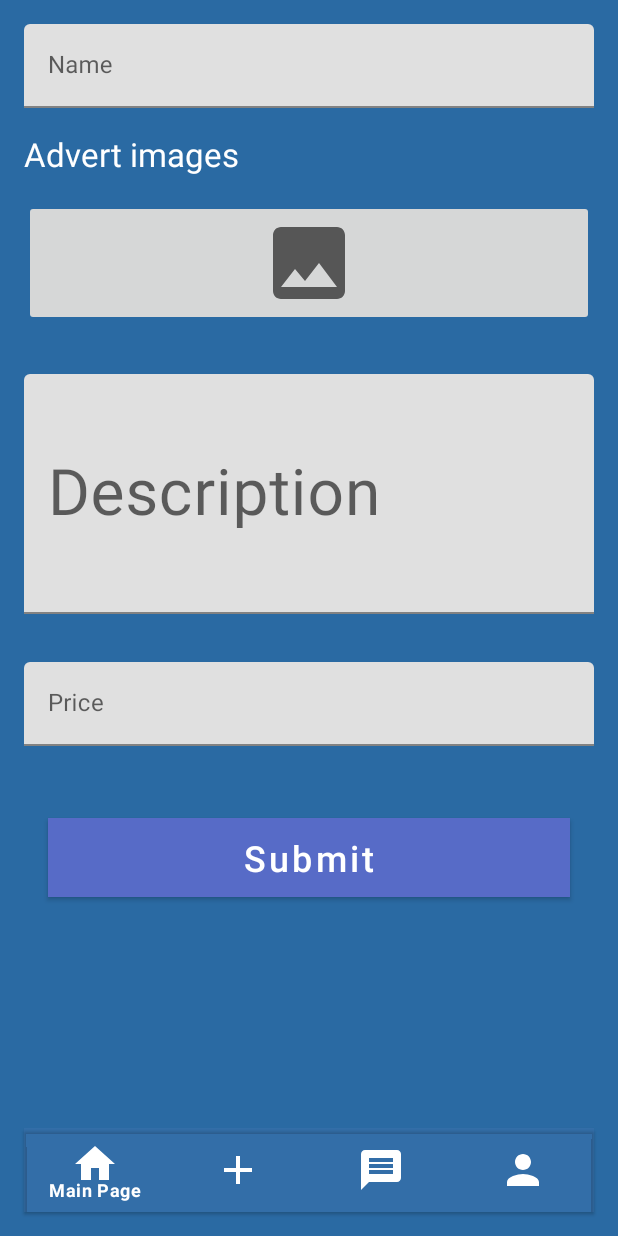
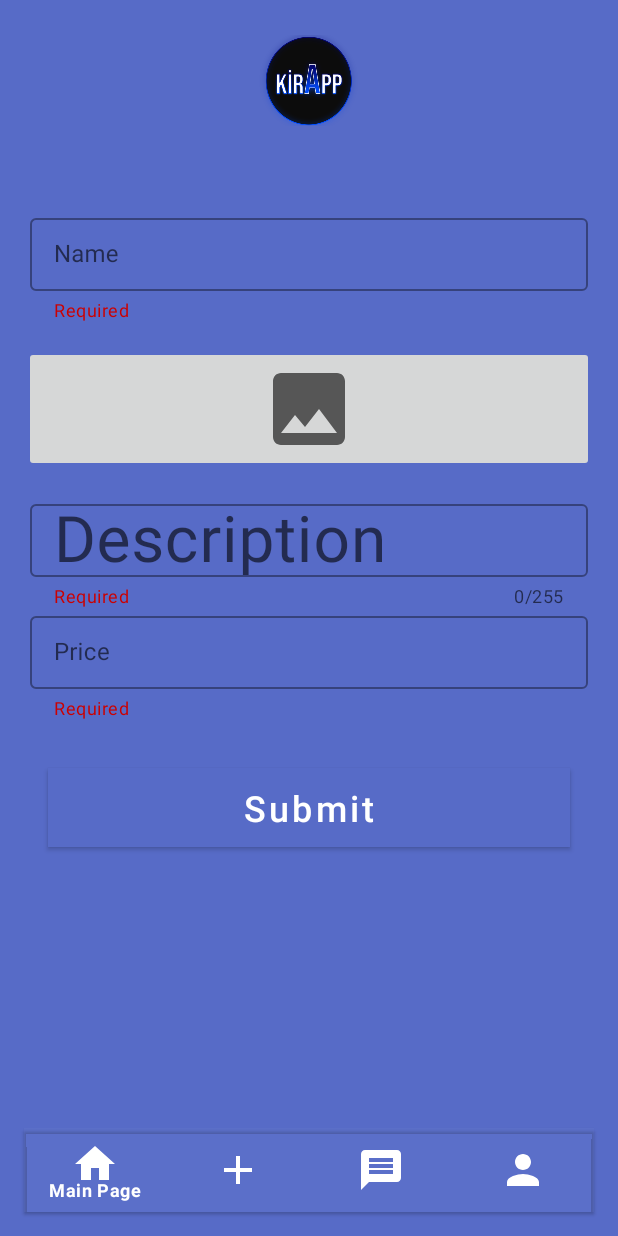
Before and after one commit to otto-camp/kirApp, an Android app: the fragment AddAdvertFragment placed in its activity, on a phone screen of 412 x 824 dp. Run offline under Robolectric (Android 15) with nearby library versions, the phone set to English and light mode, and no system bars; our stand-ins replace Firebase (no records; nobody signed in at launch, a user with empty details on screens opened directly).

Commit message:
MainPageFragment fixed

```diff
--- a/app/src/main/java/com/example/kirapp/fragments/MainPageFragment.java
+++ b/app/src/main/java/com/example/kirapp/fragments/MainPageFragment.java
@@ -27,6 +27,7 @@ public class MainPageFragment extends Fragment {
     private final DatabaseReference databaseReference = FirebaseDatabase.getInstance().getReference("adverts");
     private final ArrayList<Advert> adverts = new ArrayList<>();
     private final AdvertAdapter advertAdapter = new AdvertAdapter(adverts, getContext());
+    private Advert advert = new Advert();
 
     @Override
     public void onCreate(Bundle savedInstanceState) {
@@ -42,31 +43,31 @@ public class MainPageFragment extends Fragment {
         recyclerView.setHasFixedSize(true);
         LinearLayoutManager manager = new LinearLayoutManager(getContext());
         recyclerView.setLayoutManager(manager);
-        recyclerView.setAdapter(advertAdapter);
+        getAdverts(recyclerView);
 
-        // FIXME: 27.04.2022
+        return view;
+    }
+
+    private void getAdverts(RecyclerView recyclerView) {
         databaseReference.addValueEventListener(new ValueEventListener() {
             @Override
             public void onDataChange(@NonNull DataSnapshot snapshot) {
                 adverts.clear();
                 Map<String, Advert> map = new HashMap<>();
                 for (DataSnapshot dataSnapshot : snapshot.getChildren()) {
-                    for (Map.Entry<String, Advert> entry : map.entrySet()) {
-                        String key = entry.getKey();
-                        Advert advert = entry.getValue();
-                        adverts.add(advert);
+                    for (DataSnapshot dataSnapshot1 : dataSnapshot.getChildren()) {
+                        advert = dataSnapshot1.getValue(Advert.class);
+                        map.put(dataSnapshot1.getKey(), advert);
                     }
-
-                    advertAdapter.notifyDataSetChanged();
                 }
+                adverts.addAll(map.values());
+                recyclerView.setAdapter(advertAdapter);
             }
 
             @Override
             public void onCancelled(@NonNull DatabaseError error) {
             }
         });
-
-        return view;
     }
 
 }
--- a/app/src/main/res/drawable/bg_layout.xml
+++ b/app/src/main/res/drawable/bg_layout.xml
@@ -1,6 +1,6 @@
 <?xml version="1.0" encoding="utf-8"?>
 <shape xmlns:android="http://schemas.android.com/apk/res/android">
-    <solid android:color="@color/green_800" />
+    <solid android:color="@color/malachite_800" />
     <corners
         android:bottomLeftRadius="30dp"
         android:bottomRightRadius="30dp" />
--- a/app/src/main/res/layout/fragment_add_advert.xml
+++ b/app/src/main/res/layout/fragment_add_advert.xml
@@ -1,15 +1,23 @@
 <?xml version="1.0" encoding="utf-8"?>
-<FrameLayout xmlns:android="http://schemas.android.com/apk/res/android"
+<LinearLayout xmlns:android="http://schemas.android.com/apk/res/android"
+    xmlns:app="http://schemas.android.com/apk/res-auto"
     xmlns:tools="http://schemas.android.com/tools"
     android:layout_width="match_parent"
     android:layout_height="match_parent"
-    android:background="@color/sapphire_500"
+    android:background="?attr/colorPrimary"
+    android:orientation="vertical"
     tools:context=".fragments.AddAdvertFragment">
+
+    <ImageView
+        android:layout_width="match_parent"
+        android:layout_height="wrap_content"
+        android:layout_marginBottom="32dp"
+        android:contentDescription="@string/app_name"
+        android:src="@mipmap/ic_blue_1_foreground" />
 
     <ScrollView
         android:layout_width="match_parent"
-        android:layout_height="match_parent"
-        tools:ignore="UselessParent">
+        android:layout_height="match_parent">
 
         <LinearLayout
             android:layout_width="match_parent"
@@ -17,29 +25,23 @@
             android:orientation="vertical">
 
             <com.google.android.material.textfield.TextInputLayout
+                style="@style/Widget.MaterialComponents.TextInputLayout.OutlinedBox.Dense"
                 android:layout_width="match_parent"
                 android:layout_height="wrap_content"
-                android:hint="@string/name">
+                android:layout_marginHorizontal="20dp"
+                android:hint="@string/name"
+                android:minHeight="48dp"
+                app:helperText="@string/required"
+                app:helperTextTextColor="@android:color/holo_red_dark">
 
                 <com.google.android.material.textfield.TextInputEditText
                     android:id="@+id/advert_name"
                     android:layout_width="match_parent"
                     android:layout_height="match_parent"
-                    android:layout_margin="16dp"
                     android:inputType="text"
-                    android:minHeight="40dp"
                     tools:ignore="TextContrastCheck" />
 
             </com.google.android.material.textfield.TextInputLayout>
-
-            <TextView
-                android:layout_width="wrap_content"
-                android:layout_height="wrap_content"
-                android:layout_gravity="start"
-                android:layout_marginStart="16dp"
-                android:text="@string/advert_images"
-                android:textColor="@color/white"
-                android:textSize="22sp" />
 
             <ImageButton
                 android:id="@+id/advert_image"
@@ -50,33 +52,41 @@
                 android:src="@drawable/ic_baseline_image" />
 
             <com.google.android.material.textfield.TextInputLayout
+                style="@style/Widget.MaterialComponents.TextInputLayout.OutlinedBox.Dense"
                 android:layout_width="match_parent"
                 android:layout_height="wrap_content"
-                android:hint="@string/description">
+                android:layout_marginHorizontal="20dp"
+                android:hint="@string/description"
+                android:minHeight="48dp"
+                app:counterEnabled="true"
+                app:counterMaxLength="255"
+                app:helperText="@string/required"
+                app:helperTextTextColor="@android:color/holo_red_dark">
 
                 <com.google.android.material.textfield.TextInputEditText
                     android:id="@+id/advert_description"
                     android:layout_width="match_parent"
                     android:layout_height="match_parent"
-                    android:layout_margin="16dp"
                     android:inputType="text"
-                    android:minHeight="160dp"
                     tools:ignore="TextContrastCheck" />
 
             </com.google.android.material.textfield.TextInputLayout>
 
             <com.google.android.material.textfield.TextInputLayout
+                style="@style/Widget.MaterialComponents.TextInputLayout.OutlinedBox.Dense"
                 android:layout_width="match_parent"
                 android:layout_height="wrap_content"
-                android:hint="@string/price">
+                android:layout_marginHorizontal="20dp"
+                android:hint="@string/price"
+                android:minHeight="48dp"
+                app:helperText="@string/required"
+                app:helperTextTextColor="@android:color/holo_red_dark">
 
                 <com.google.android.material.textfield.TextInputEditText
                     android:id="@+id/advert_price"
                     android:layout_width="match_parent"
                     android:layout_height="match_parent"
-                    android:layout_margin="16dp"
                     android:inputType="text"
-                    android:minHeight="40dp"
                     tools:ignore="TextContrastCheck" />
             </com.google.android.material.textfield.TextInputLayout>
 
@@ -89,7 +99,6 @@
                 android:text="@string/submit"
                 android:textAllCaps="false"
                 android:textSize="24sp" />
-
         </LinearLayout>
     </ScrollView>
-</FrameLayout>
+</LinearLayout>
--- a/app/src/main/res/layout/fragment_main_page.xml
+++ b/app/src/main/res/layout/fragment_main_page.xml
@@ -3,7 +3,7 @@
     xmlns:tools="http://schemas.android.com/tools"
     android:layout_width="match_parent"
     android:layout_height="match_parent"
-    android:background="@color/sapphire_500"
+    android:background="?attr/colorPrimary"
     tools:context=".fragments.MainPageFragment">
 
     <androidx.recyclerview.widget.RecyclerView
--- a/app/src/main/res/layout/fragment_message.xml
+++ b/app/src/main/res/layout/fragment_message.xml
@@ -3,7 +3,7 @@
     xmlns:tools="http://schemas.android.com/tools"
     android:layout_width="match_parent"
     android:layout_height="match_parent"
-    android:background="@color/sapphire_500"
+    android:background="?attr/colorPrimary"
     tools:context=".fragments.MessageFragment">
 
 </FrameLayout>
--- a/app/src/main/res/layout/fragment_profile.xml
+++ b/app/src/main/res/layout/fragment_profile.xml
@@ -5,13 +5,12 @@
     android:layout_width="match_parent"
     android:layout_height="match_parent"
     android:layout_weight="1"
-    android:background="@color/sapphire_500"
     tools:context=".fragments.ProfileFragment">
 
     <RelativeLayout
         android:layout_width="match_parent"
         android:layout_height="match_parent"
-        android:background="@color/sapphire_500"
+        android:background="?attr/colorPrimary"
         tools:ignore="UselessParent">
 
         <RelativeLayout
--- a/app/src/main/res/values-night/themes.xml
+++ b/app/src/main/res/values-night/themes.xml
@@ -14,6 +14,5 @@
         <!-- Customize your theme here. -->
         <item name="android:textColor">?attr/colorOnPrimary</item>
         <item name="android:color">?attr/colorOnPrimary</item>
-        <item name="android:layout_gravity">center_horizontal</item>
     </style>
 </resources>
--- a/app/src/main/res/values/strings.xml
+++ b/app/src/main/res/values/strings.xml
@@ -55,4 +55,5 @@
     <string name="createdAt">"Member since: "</string>
     <string name="profile_cant_loaded">Profile details can\'t loaded</string>
     <string name="advert_count">"Advert count: "</string>
+    <string name="required">Required</string>
 </resources>
--- a/app/src/main/res/values/themes.xml
+++ b/app/src/main/res/values/themes.xml
@@ -1,4 +1,4 @@
-    <resources xmlns:tools="http://schemas.android.com/tools">
+<resources xmlns:tools="http://schemas.android.com/tools">
     <!-- Base application theme. -->
     <style name="Theme.KirApp" parent="Theme.MaterialComponents.DayNight.NoActionBar">
         <!-- Primary brand color. -->
@@ -14,6 +14,6 @@
         <!-- Customize your theme here. -->
         <item name="android:textColor">?attr/colorOnSecondary</item>
         <item name="android:color">?attr/colorOnPrimary</item>
-        <item name="android:layout_gravity">center_horizontal</item>
+        <item name="hintTextColor">?attr/colorOnSecondary</item>
     </style>
 </resources>
```
Also changed, not shown: app/src/main/res/layout/activity_forgot_password.xml (+6 -3 lines), app/src/main/res/layout/activity_login.xml (+15 -9 lines), app/src/main/res/layout/activity_registeration.xml (+31 -23 lines).
